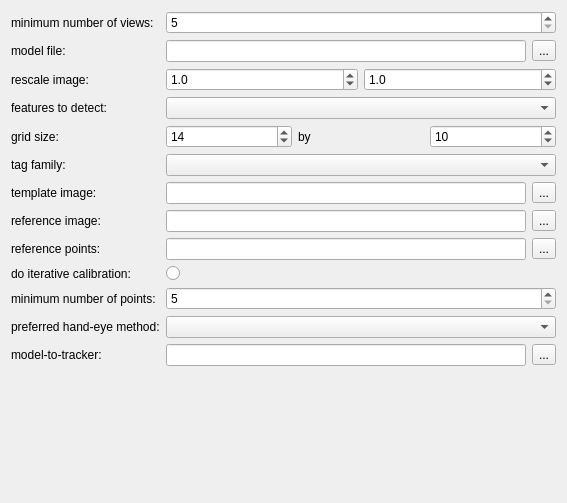
Old version of the form MITK/Plugins/uk.ac.ucl.cmic.igicameracal/src/internal/CameraCalViewPreferencePage.ui in the repository NifTK/NifTK.
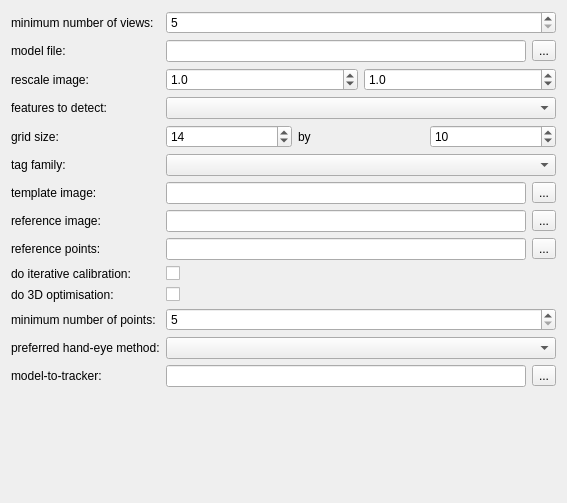
New version of the form.

Commit message: Issue #4659: Provide preference for 3D optimisation.

```diff
--- a/MITK/Plugins/uk.ac.ucl.cmic.igicameracal/src/internal/CameraCalViewPreferencePage.ui
+++ b/MITK/Plugins/uk.ac.ucl.cmic.igicameracal/src/internal/CameraCalViewPreferencePage.ui
@@ -267,23 +267,34 @@
       </widget>
      </item>
      <item row="9" column="1">
-      <widget class="QRadioButton" name="m_IterativeCheckBox">
-       <property name="toolTip">
-        <string>Do iterative calibration.</string>
-       </property>
+      <widget class="QCheckBox" name="m_IterativeCheckBox">
        <property name="text">
         <string/>
        </property>
       </widget>
      </item>
      <item row="10" column="0">
+      <widget class="QLabel" name="m_Do3DOptimisationLabel">
+       <property name="text">
+        <string>do 3D optimisation:</string>
+       </property>
+      </widget>
+     </item>
+     <item row="10" column="1">
+      <widget class="QCheckBox" name="m_Do3DOptimisationCheckBox">
+       <property name="text">
+        <string/>
+       </property>
+      </widget>
+     </item>
+     <item row="11" column="0">
       <widget class="QLabel" name="m_MinPointsLabel">
        <property name="text">
         <string>minimum number of points:</string>
        </property>
       </widget>
      </item>
-     <item row="10" column="1">
+     <item row="11" column="1">
       <widget class="QSpinBox" name="m_MinPointsSpinBox">
        <property name="toolTip">
         <string>Minimum number of points for April Tags.</string>
@@ -296,21 +307,21 @@
        </property>
       </widget>
      </item>
-     <item row="11" column="0">
+     <item row="12" column="0">
       <widget class="QLabel" name="m_HandEyeLabel">
        <property name="text">
         <string>preferred hand-eye method:</string>
        </property>
       </widget>
      </item>
-     <item row="11" column="1">
+     <item row="12" column="1">
       <widget class="QComboBox" name="m_HandEyeComboBox">
        <property name="toolTip">
         <string>This plugin calculates all available hand-eye methods, so this is the one to visualise.</string>
        </property>
       </widget>
      </item>
-     <item row="12" column="0">
+     <item row="13" column="0">
       <widget class="QLabel" name="m_ModelToTrackerLabel">
        <property name="toolTip">
         <string>Name of a 4x4 file to describe model to tracker transform.</string>
@@ -320,7 +331,7 @@
        </property>
       </widget>
      </item>
-     <item row="12" column="1">
+     <item row="13" column="1">
       <layout class="QHBoxLayout" name="horizontalLayout_4">
        <item>
         <widget class="QLineEdit" name="m_ModelToTrackerLineEdit"/>
```
The commit also changes 3 other files.
